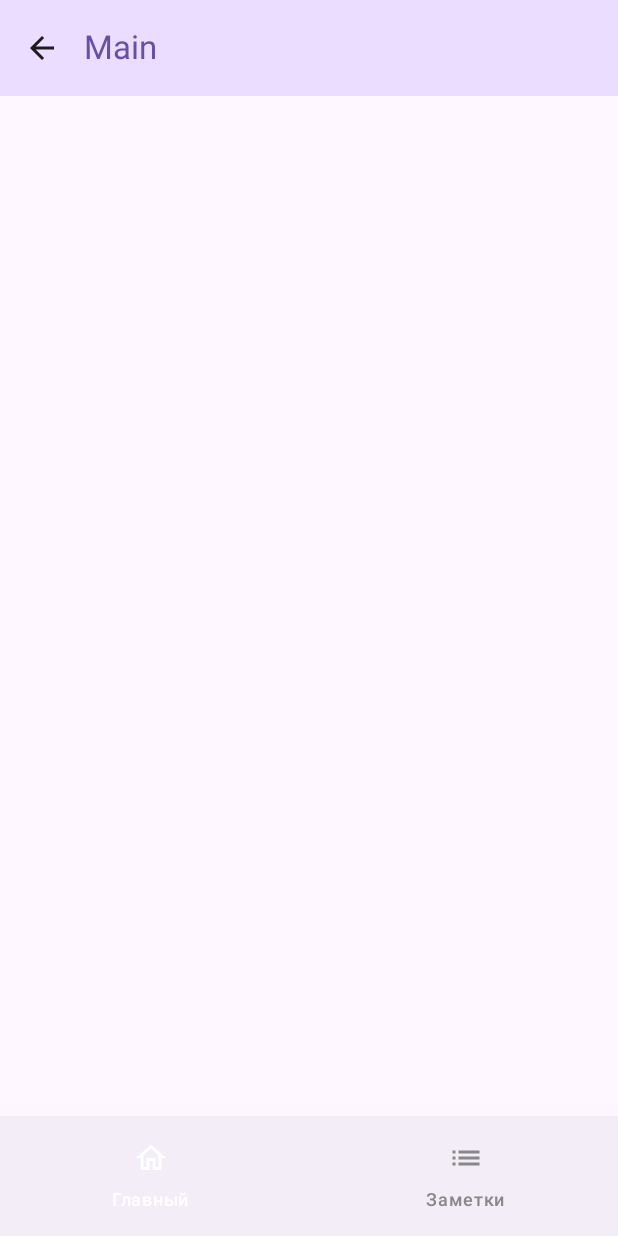
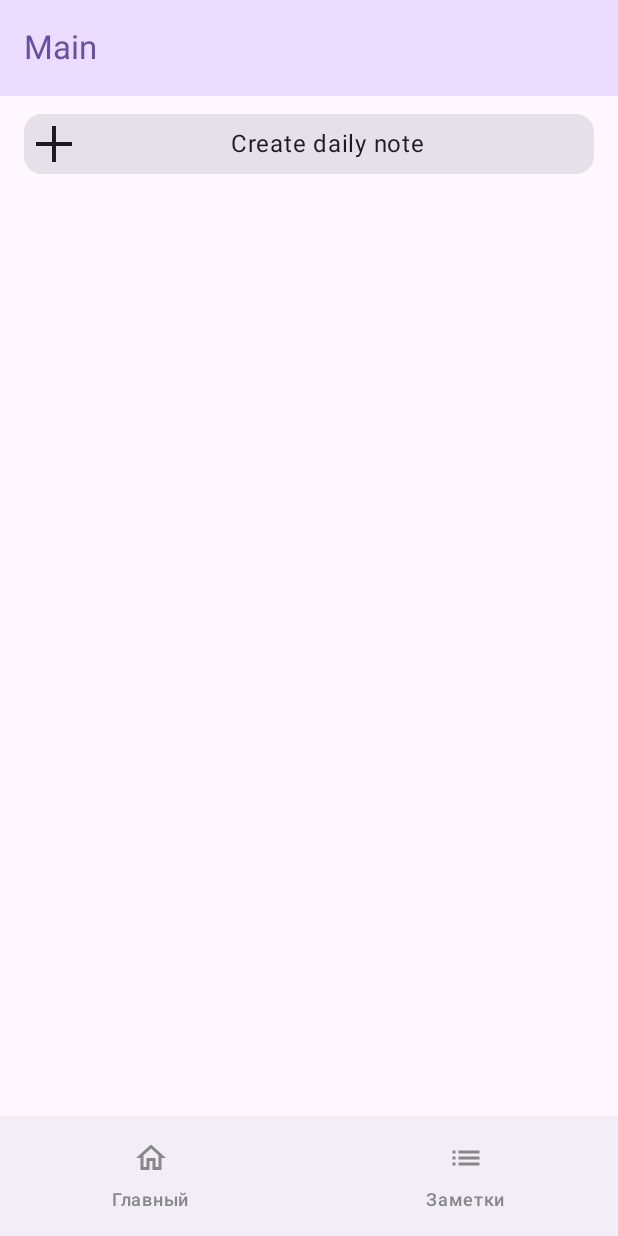
Before and after one commit to DmitryAbramovskikh/RememberAll, an Android app built with Jetpack Compose: the MainRoute screen opened through its navigation route, on a phone screen of 412 x 824 dp. Run offline under Robolectric (Android 15) with nearby library versions, the phone set to English and light mode, and no system bars; our stand-ins replace Dagger/Hilt's generated code.

Commit message:
Merge pull request #2
* MP-4 added daily note creation on main screen

```diff
--- a/app/src/main/java/com/example/rememberall/ui/main/MainContract.kt
+++ b/app/src/main/java/com/example/rememberall/ui/main/MainContract.kt
@@ -9,4 +9,7 @@ class MainContract: BaseContract {
     sealed interface Intent: BaseContract.ViewIntent
 
     sealed interface Effect: BaseContract.ViewSideEffect
+    {
+        object AddDaily: Effect
+    }
 }
--- a/app/src/main/java/com/example/rememberall/ui/main/MainScreen.kt
+++ b/app/src/main/java/com/example/rememberall/ui/main/MainScreen.kt
@@ -1,9 +1,13 @@
 package com.example.rememberall.ui.main
 
+import androidx.compose.foundation.layout.Column
+import androidx.compose.foundation.layout.padding
 import androidx.compose.runtime.*
 import androidx.compose.ui.Modifier
 import androidx.compose.ui.tooling.preview.Preview
+import androidx.compose.ui.unit.dp
 import androidx.hilt.navigation.compose.hiltViewModel
+import com.example.rememberall.ui.main.components.AddDailyComponent
 import com.example.rememberall.ui.notes.NotesContract
 
 
@@ -12,7 +16,12 @@ fun MainScreen(state: MainContract.State,
                effectListener: (MainContract.Effect) -> Unit,
                intentListener: (MainContract.Intent) -> Unit)
 {
-
+    Column {
+        AddDailyComponent(
+            modifier = Modifier
+                .padding(horizontal = 16.dp, vertical = 8.dp),
+            onClick = { effectListener(MainContract.Effect.AddDaily) })
+    }
 }
 
 @Preview(showBackground = true)
--- /dev/null
+++ b/app/src/main/java/com/example/rememberall/ui/main/components/AddDailyComponent.kt
@@ -0,0 +1,49 @@
+package com.example.rememberall.ui.main.components
+
+import androidx.compose.foundation.Image
+import androidx.compose.foundation.layout.Row
+import androidx.compose.foundation.layout.fillMaxWidth
+import androidx.compose.foundation.layout.padding
+import androidx.compose.material3.Card
+import androidx.compose.material3.Icon
+import androidx.compose.material3.Text
+import androidx.compose.runtime.Composable
+import androidx.compose.ui.Alignment
+import androidx.compose.ui.Modifier
+import androidx.compose.ui.res.painterResource
+import androidx.compose.ui.res.stringResource
+import androidx.compose.ui.text.style.TextAlign
+import androidx.compose.ui.tooling.preview.Preview
+import androidx.compose.ui.unit.dp
+import com.example.rememberall.R
+import java.nio.file.WatchEvent
+
+@Composable
+fun AddDailyComponent(modifier: Modifier, onClick: () -> Unit)
+{
+    Card(modifier = modifier, onClick = onClick) {
+        Row(
+            modifier = Modifier
+                .fillMaxWidth()
+                .padding(8.dp),
+            verticalAlignment = Alignment.CenterVertically) {
+
+            Icon(
+                painter = painterResource(R.drawable.ic_plus_fab),
+                contentDescription = null)
+
+            Text(
+                modifier = Modifier
+                    .fillMaxWidth(),
+                text = stringResource(R.string.main_add_daily_note),
+                textAlign = TextAlign.Center)
+        }
+    }
+}
+
+@Preview
+@Composable
+fun AddDailyComponentPreview()
+{
+    AddDailyComponent(modifier = Modifier.padding(horizontal = 16.dp, vertical = 8.dp), onClick = {})
+}
--- a/app/src/main/java/com/example/rememberall/ui/navigation/NavigationGraph.kt
+++ b/app/src/main/java/com/example/rememberall/ui/navigation/NavigationGraph.kt
@@ -59,26 +59,26 @@ fun AppNavigationHost(navController: NavHostController, modifier: Modifier = Mod
             .fillMaxSize()
             .background(Color.White)
     ) { padding ->
-        NavHost(navController = navController, startDestination = MainRoute, modifier = modifier.padding(padding)) {
+        NavHost(navController = navController, startDestination = AppRoutes.MainRoute, modifier = modifier.padding(padding)) {
 
-            composable<MainRoute> {
+            composable<AppRoutes.MainRoute> {
                 scaffoldState = ScaffoldState(stringResource(R.string.main_notes))
                 MainDestination(navController)
             }
 
-            composable<NotesRoute> {
+            composable<AppRoutes.NotesRoute> {
                 scaffoldState = ScaffoldState(stringResource(R.string.notes_title))
                 NoteDestination(navController)
             }
 
-            composable<NoteDetailRoute> { backStackEntry ->
+            composable<AppRoutes.NoteDetailRoute> { backStackEntry ->
                 scaffoldState = ScaffoldState(stringResource(R.string.note_detail_title))
-                val noteDetailScreen = backStackEntry.toRoute<NoteDetailRoute>()
+                val noteDetailScreen = backStackEntry.toRoute<AppRoutes.NoteDetailRoute>()
 
                 NoteDetailDestination(navController, noteDetailScreen.id)
             }
 
-            composable<ImageRoute>{
+            composable<AppRoutes.ImageRoute>{
                 ImageCompose()
             }
         }
--- a/app/src/main/java/com/example/rememberall/ui/navigation/destinations/MainDestination.kt
+++ b/app/src/main/java/com/example/rememberall/ui/navigation/destinations/MainDestination.kt
@@ -8,6 +8,7 @@ import com.example.rememberall.ui.base.components.BaseDestination
 import com.example.rememberall.ui.main.MainContract
 import com.example.rememberall.ui.main.MainScreen
 import com.example.rememberall.ui.main.MainViewModel
+import com.example.rememberall.ui.navigation.AppRoutes
 
 private val MAIN_SCREEN_EFFECT_KEY = "main_screen_effect_key"
 
@@ -19,6 +20,7 @@ fun MainDestination(navController: NavHostController) =
             effect.collect {
                 when(it)
                 {
+                    is MainContract.Effect.AddDaily -> navController.navigate(AppRoutes.NoteDetailRoute())
                     else -> {}
                 }
             }
--- a/app/src/main/java/com/example/rememberall/ui/navigation/destinations/NotesDestination.kt
+++ b/app/src/main/java/com/example/rememberall/ui/navigation/destinations/NotesDestination.kt
@@ -4,7 +4,7 @@ import androidx.compose.runtime.Composable
 import androidx.compose.runtime.LaunchedEffect
 import androidx.navigation.NavHostController
 import com.example.rememberall.ui.base.components.BaseDestination
-import com.example.rememberall.ui.navigation.NoteDetailRoute
+import com.example.rememberall.ui.navigation.AppRoutes
 import com.example.rememberall.ui.notes.NotesContract
 import com.example.rememberall.ui.notes.NotesScreen
 import com.example.rememberall.ui.notes.NotesViewModel
@@ -19,8 +19,8 @@ fun NoteDestination(navController: NavHostController)  =
             effect.collect {
                 when(it)
                 {
-                    is NotesContract.Effect.ShowDetail -> navController.navigate(NoteDetailRoute(it.id))
-                    is NotesContract.Effect.AddNew -> navController.navigate(NoteDetailRoute())
+                    is NotesContract.Effect.ShowDetail -> navController.navigate(AppRoutes.NoteDetailRoute(it.id))
+                    is NotesContract.Effect.AddNew -> navController.navigate(AppRoutes.NoteDetailRoute())
                 }
             }
         }
--- a/app/src/main/java/com/example/rememberall/ui/notedetail/NoteDetailScreen.kt
+++ b/app/src/main/java/com/example/rememberall/ui/notedetail/NoteDetailScreen.kt
@@ -13,8 +13,7 @@ fun NoteDetailScreen(state: NoteDetailContract.State,
                      intentListener: (NoteDetailContract.Intent) -> Unit,
                      effectListener: (NoteDetailContract.Effect) -> Unit)
 {
-    Box()
-    {
+    Box() {
         Column(modifier = Modifier) {
             OutlinedTextField(
                 value = state.title,
--- a/app/src/main/res/values/strings.xml
+++ b/app/src/main/res/values/strings.xml
@@ -3,6 +3,7 @@
 
     <!-- Main -->
     <string name="main_notes">Main</string>
+    <string name="main_add_daily_note">Create daily note</string>
 
     <!-- Note Detail -->
     <string name="note_detail_title">Edit note</string>
```
Also changed, not shown: app/src/main/java/com/example/rememberall/ui/main/MainBottomBar.kt (+3 -4 lines), app/src/main/java/com/example/rememberall/ui/navigation/Routes.kt (+11 -8 lines), 1 other file.
